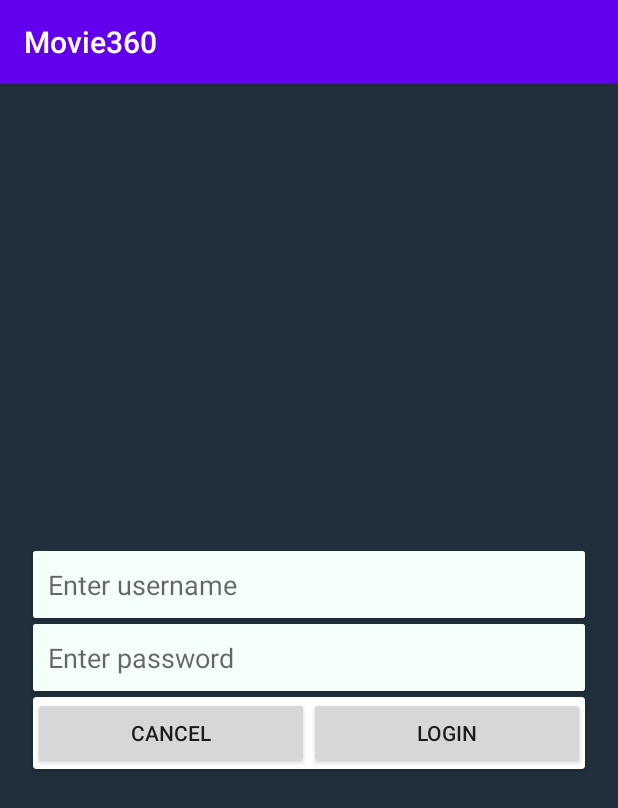
After one commit to ashtray4715/Movie360, an Android app: the fragment FragmentAdminLogin shown on its own in the app's theme, on a phone screen of 412 x 824 dp. The commit adds this screen. Shown: the top 808 px of the screen. Run offline under Robolectric (Android 15) with nearby library versions, the phone set to English and light mode, and no system bars; 1 statement that could not run was skipped.

Commit message:
Added admin login fragment

```diff
--- a/app/build.gradle
+++ b/app/build.gradle
@@ -29,4 +29,7 @@ dependencies {
     implementation 'com.google.firebase:firebase-core:17.4.3'
     implementation 'com.google.firebase:firebase-firestore:21.4.3'
     implementation 'com.android.support:multidex:1.0.3'
+    implementation 'androidx.legacy:legacy-support-v4:1.0.0'
+
+    implementation 'androidx.cardview:cardview:1.0.0'
 }
--- /dev/null
+++ b/app/src/main/java/com/ashtray/movie360/entities/MyFragment.java
@@ -0,0 +1,58 @@
+package com.ashtray.movie360.entities;
+
+import android.content.Context;
+
+import androidx.annotation.NonNull;
+import androidx.fragment.app.Fragment;
+
+public abstract class MyFragment extends Fragment {
+
+    protected MyFragmentCallBacks myFragmentCallBacks;
+
+    public MyFragment(){
+        // Required empty public constructor
+    }
+
+    @Override
+    public void onAttach(@NonNull Context context) {
+        super.onAttach(context);
+        this.setMyFragmentCallBacks(context);
+    }
+
+    @Override
+    public void onDetach() {
+        super.onDetach();
+        myFragmentCallBacks = null;
+    }
+
+    public abstract boolean handleBackButtonPressed();
+
+    private void setMyFragmentCallBacks(Context context){
+        if (context instanceof MyFragmentCallBacks) {
+            myFragmentCallBacks = (MyFragmentCallBacks) context;
+        } else {
+            throw new RuntimeException(context.toString() + " must implement MyFragmentCallBacks");
+        }
+    }
+
+    public interface MyFragmentCallBacks {
+        void showFragment(MyFragmentNames fragmentName);
+        void showToastMessage(String message, boolean forShortTime);
+        void setActivityTitle(String title);
+        void setBackButtonEnabled(boolean enabled);
+    }
+
+    public enum MyFragmentNames {
+        HOME,
+        ADMIN_LOGIN,
+        ADMIN_POST_CREATE,
+        ADMIN_POST_VIEW
+    }
+
+}
+
+// public empty constructor
+// override onCreateView (initialize layout and widgets)
+// override onActivityCreated (change activity title + activity menus)
+// override onCreate (if your project has menu in any fragment)
+// override onCreateOptionsMenu (if your project has menu in any fragment)
--- /dev/null
+++ b/app/src/main/java/com/ashtray/movie360/features/FragmentAdminLogin.java
@@ -0,0 +1,27 @@
+package com.ashtray.movie360.features;
+
+import android.os.Bundle;
+
+import android.view.LayoutInflater;
+import android.view.View;
+import android.view.ViewGroup;
+
+import com.ashtray.movie360.R;
+import com.ashtray.movie360.entities.MyFragment;
+
+public class FragmentAdminLogin extends MyFragment {
+
+    public FragmentAdminLogin() {
+        // Required empty public constructor
+    }
+
+    @Override
+    public boolean handleBackButtonPressed() {
+        return false;
+    }
+
+    @Override
+    public View onCreateView(LayoutInflater inflater, ViewGroup container, Bundle savedInstanceState) {
+        return inflater.inflate(R.layout.fragment_admin_login, container, false);
+    }
+}
--- /dev/null
+++ b/app/src/main/java/com/ashtray/movie360/features/FragmentHome.java
@@ -0,0 +1,27 @@
+package com.ashtray.movie360.features;
+
+import android.os.Bundle;
+
+import android.view.LayoutInflater;
+import android.view.View;
+import android.view.ViewGroup;
+
+import com.ashtray.movie360.R;
+import com.ashtray.movie360.entities.MyFragment;
+
+public class FragmentHome extends MyFragment {
+
+    public FragmentHome() {
+        // Required empty public constructor
+    }
+
+    @Override
+    public boolean handleBackButtonPressed() {
+        return false;
+    }
+
+    @Override
+    public View onCreateView(LayoutInflater inflater, ViewGroup container, Bundle savedInstanceState) {
+        return inflater.inflate(R.layout.fragment_home, container, false);
+    }
+}
--- /dev/null
+++ b/app/src/main/res/layout/fragment_admin_login.xml
@@ -0,0 +1,95 @@
+<?xml version="1.0" encoding="utf-8"?>
+<RelativeLayout
+    xmlns:android="http://schemas.android.com/apk/res/android"
+    xmlns:tools="http://schemas.android.com/tools"
+    android:layout_width="match_parent"
+    android:layout_height="match_parent"
+    android:background="@color/fragment_bg">
+
+    <LinearLayout
+        android:layout_width="match_parent"
+        android:layout_height="wrap_content"
+        android:layout_centerInParent="true"
+        android:orientation="vertical"
+        android:layout_margin="20dp"
+        android:weightSum="4"
+        tools:ignore="UselessParent">
+
+        <androidx.cardview.widget.CardView
+            android:layout_width="match_parent"
+            android:layout_height="wrap_content"
+            android:layout_margin="2dp"
+            android:layout_weight="1">
+
+            <EditText
+                android:id="@+id/EditTextForTakingUserNameInput"
+                android:layout_width="match_parent"
+                android:layout_height="wrap_content"
+                android:padding="10dp"
+                android:background="@color/common_input_background"
+                android:inputType="textPersonName"
+                android:textSize="18sp"
+                android:hint="@string/enter_username"
+                android:maxLines="1"
+                android:maxLength="15"
+                tools:ignore="Autofill" />
+
+        </androidx.cardview.widget.CardView>
+
+        <androidx.cardview.widget.CardView
+            android:layout_width="match_parent"
+            android:layout_height="wrap_content"
+            android:layout_margin="2dp"
+            android:layout_weight="1">
+
+            <EditText
+                android:id="@+id/EditTextForTakingPasswordInput"
+                android:layout_width="match_parent"
+                android:layout_height="wrap_content"
+                android:padding="10dp"
+                android:background="@color/common_input_background"
+                android:inputType="textPassword"
+                android:textSize="18sp"
+                android:hint="@string/enter_password"
+                android:maxLines="1"
+                android:maxLength="15"
+                tools:ignore="Autofill" />
+
+        </androidx.cardview.widget.CardView>
+
+        <androidx.cardview.widget.CardView
+            android:layout_width="match_parent"
+            android:layout_height="wrap_content"
+            android:layout_margin="2dp">
+
+            <LinearLayout
+                android:layout_width="match_parent"
+                android:layout_height="wrap_content"
+                android:orientation="horizontal"
+                android:weightSum="2">
+
+                <Button
+                    android:id="@+id/ButtonForTryToLogin"
+                    android:layout_width="match_parent"
+                    android:layout_height="wrap_content"
+                    android:text="@string/cancel"
+                    android:layout_weight="1"
+                    tools:ignore="ButtonStyle" />
+
+                <Button
+                    android:id="@+id/ButtonForLoginCancel"
+                    android:layout_width="match_parent"
+                    android:layout_height="wrap_content"
+                    android:text="@string/login"
+                    android:layout_weight="1"
+                    tools:ignore="ButtonStyle" />
+
+            </LinearLayout>
+
+        </androidx.cardview.widget.CardView>
+
+
+
+    </LinearLayout>
+
+</RelativeLayout>
--- /dev/null
+++ b/app/src/main/res/layout/fragment_home.xml
@@ -0,0 +1,14 @@
+<?xml version="1.0" encoding="utf-8"?>
+<FrameLayout xmlns:android="http://schemas.android.com/apk/res/android"
+    xmlns:tools="http://schemas.android.com/tools"
+    android:layout_width="match_parent"
+    android:layout_height="match_parent"
+    tools:context=".features.FragmentHome">
+
+    <!-- TODO: Update blank fragment layout -->
+    <TextView
+        android:layout_width="match_parent"
+        android:layout_height="match_parent"
+        android:text="@string/hello_blank_fragment" />
+
+</FrameLayout>
--- a/app/src/main/res/values/colors.xml
+++ b/app/src/main/res/values/colors.xml
@@ -3,4 +3,13 @@
     <color name="colorPrimary">#6200EE</color>
     <color name="colorPrimaryDark">#3700B3</color>
     <color name="colorAccent">#03DAC5</color>
+
+
+    <color name="fragment_bg">#212F3C</color>
+
+
+
+    <color name="common_input_background">#F5FFFA</color>
+
+
 </resources>
--- a/app/src/main/res/values/strings.xml
+++ b/app/src/main/res/values/strings.xml
@@ -1,3 +1,10 @@
 <resources>
     <string name="app_name">Movie360</string>
+
+    <!-- TODO: Remove or change this placeholder text -->
+    <string name="hello_blank_fragment">Hello blank fragment</string>
+    <string name="enter_username">Enter username</string>
+    <string name="enter_password">Enter password</string>
+    <string name="login">Login</string>
+    <string name="cancel">Cancel</string>
 </resources>
```
